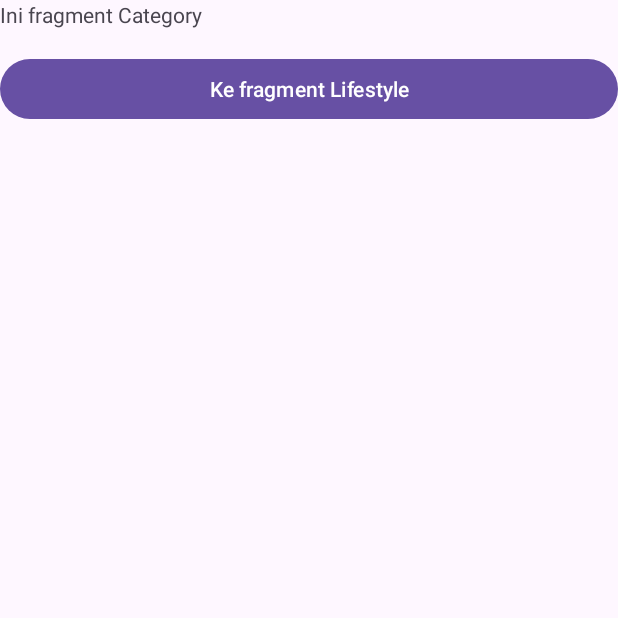
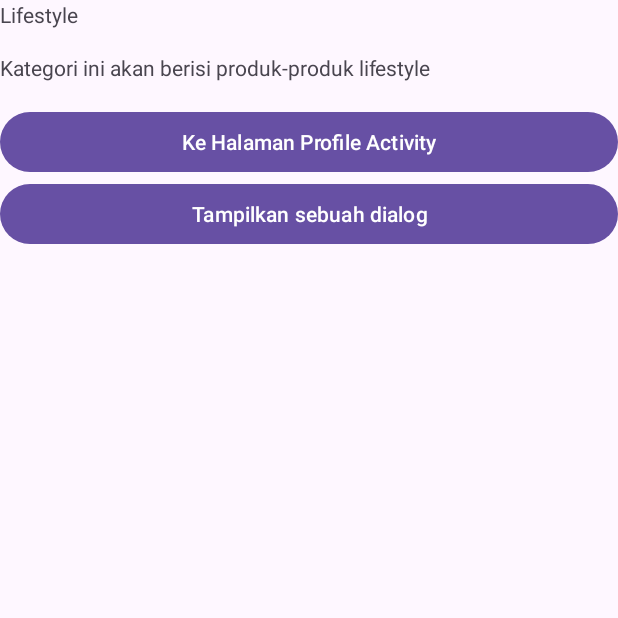
Before and after one commit to kisahtegar/FundamentalAndroid, an Android app: the fragment CategoryFragment placed in its activity, after a tap on "Ke fragment Lifestyle", on a phone screen of 412 x 824 dp, the top half of it. Run offline under Robolectric (Android 15) with nearby library versions, the phone set to English and light mode, and no system bars.

Commit message:
Send data between fragment

```diff
--- a/app/src/main/AndroidManifest.xml
+++ b/app/src/main/AndroidManifest.xml
@@ -13,6 +13,9 @@
         android:theme="@style/Theme.FundamentalAndroid"
         tools:targetApi="31">
         <activity
+            android:name=".ProfileActivity"
+            android:exported="false" />
+        <activity
             android:name=".MainActivity"
             android:exported="true">
             <intent-filter>
--- a/app/src/main/java/com/kisahcode/fundamentalandroid/CategoryFragment.kt
+++ b/app/src/main/java/com/kisahcode/fundamentalandroid/CategoryFragment.kt
@@ -39,7 +39,7 @@ class CategoryFragment : Fragment(), View.OnClickListener {
     override fun onViewCreated(view: View, savedInstanceState: Bundle?) {
         super.onViewCreated(view, savedInstanceState)
 
-        val btnDetailCategory: Button = view.findViewById<Button>(R.id.btn_detail_category)
+        val btnDetailCategory: Button = view.findViewById(R.id.btn_detail_category)
         btnDetailCategory.setOnClickListener(this)
     }
 
@@ -51,7 +51,30 @@ class CategoryFragment : Fragment(), View.OnClickListener {
     override fun onClick(v: View?) {
         // Check if the clicked view is the button for detailed category information
         if (v?.id == R.id.btn_detail_category) {
+            val detailCategoryFragment = DetailCategoryFragment()
 
+            // Create a Bundle to pass data to the DetailCategoryFragment
+            val bundle = Bundle()
+            bundle.putString(DetailCategoryFragment.EXTRA_NAME, "Lifestyle")
+
+            // Additional description to be passed to the DetailCategoryFragment
+            val description = "Kategori ini akan berisi produk-produk lifestyle"
+
+            // Set the arguments of the DetailCategoryFragment with the Bundle
+            detailCategoryFragment.arguments = bundle
+
+            // Set the description of the DetailCategoryFragment
+            detailCategoryFragment.description = description
+
+            // Begin a fragment transaction to replace the current fragment with the DetailCategoryFragment
+            val fragmentManager = parentFragmentManager
+            fragmentManager.beginTransaction().apply {
+                replace(R.id.frame_container, detailCategoryFragment, DetailCategoryFragment::class.java.simpleName)
+                // Add the transaction to the back stack to allow navigation back to the previous fragment
+                addToBackStack(null)
+                // Commit the transaction
+                commit()
+            }
         }
     }
 }
--- /dev/null
+++ b/app/src/main/java/com/kisahcode/fundamentalandroid/DetailCategoryFragment.kt
@@ -0,0 +1,109 @@
+package com.kisahcode.fundamentalandroid
+
+import android.content.Intent
+import android.os.Bundle
+import androidx.fragment.app.Fragment
+import android.view.LayoutInflater
+import android.view.View
+import android.view.ViewGroup
+import android.widget.Button
+import android.widget.TextView
+import android.widget.Toast
+
+/**
+ * A [Fragment] subclass representing the detailed category information screen.
+ * This fragment displays detailed information about a specific category, including its name and description.
+ */
+class DetailCategoryFragment : Fragment() {
+
+    private lateinit var tvCategoryName: TextView
+    private lateinit var tvCategoryDescription: TextView
+    private lateinit var btnProfile: Button
+    private lateinit var btnShowDialog: Button
+    var description: String? = null
+
+    companion object {
+        var EXTRA_NAME = "extra_name"
+        var EXTRA_DESCRIPTION = "extra_description"
+    }
+
+    /**
+     * Called to have the fragment instantiate its user interface view.
+     *
+     * @param inflater The LayoutInflater object that can be used to inflate any views in the fragment.
+     * @param container If non-null, this is the parent view that the fragment's UI should be attached to.
+     * @param savedInstanceState If non-null, this fragment is being re-constructed from a previous saved state as given here.
+     * @return Return the View for the fragment's UI, or null.
+     */
+    override fun onCreateView(
+        inflater: LayoutInflater,
+        container: ViewGroup?,
+        savedInstanceState: Bundle?
+    ): View? {
+        // Inflate the layout for this fragment
+        return inflater.inflate(R.layout.fragment_detail_category, container, false)
+    }
+
+    /**
+     * Called immediately after onCreateView() has returned, providing a view to this fragment's layout.
+     *
+     * @param view The View returned by onCreateView().
+     * @param savedInstanceState If non-null, this fragment is being re-constructed from a previous saved state as given here.
+     */
+    override fun onViewCreated(view: View, savedInstanceState: Bundle?) {
+        super.onViewCreated(view, savedInstanceState)
+
+        // Initialize views
+        tvCategoryName = view.findViewById(R.id.tv_category_name)
+        tvCategoryDescription = view.findViewById(R.id.tv_category_description)
+        btnProfile = view.findViewById(R.id.btn_profile)
+        btnShowDialog = view.findViewById(R.id.btn_show_dialog)
+
+        // Set click listener for the profile button to navigate to the profile activity
+        btnProfile.setOnClickListener{
+            val intent = Intent(requireContext(), ProfileActivity::class.java)
+            startActivity(intent)
+        }
+
+        // Set click listener for the show dialog button to display an option dialog
+        btnShowDialog.setOnClickListener{
+            val optionDialogFragment = OptionDialogFragment()
+
+            val fragmentManager = childFragmentManager
+            optionDialogFragment.show(fragmentManager, OptionDialogFragment::class.java.simpleName)
+        }
+
+        // Restore description from savedInstanceState if available
+        if (savedInstanceState != null) {
+            val descFromBundle = savedInstanceState.getString(EXTRA_DESCRIPTION)
+            description = descFromBundle
+        }
+
+        // Populate views with category name and description
+        if (arguments != null) {
+            val categoryName = arguments?.getString(EXTRA_NAME)
+            tvCategoryName.text = categoryName
+            tvCategoryDescription.text = description
+        }
+    }
+
+    /**
+     * Called to retrieve per-instance state from an activity before being killed.
+     * This method is called before onDestroy().
+     *
+     * @param outState Bundle in which to place your saved state.
+     */
+    override fun onSaveInstanceState(outState: Bundle) {
+        super.onSaveInstanceState(outState)
+
+        outState.putString(EXTRA_DESCRIPTION, description)
+    }
+
+
+    // Listener for the option dialog fragment
+    internal var optionDialogListener = object : OptionDialogFragment.OnOptionDialogListener {
+        override fun onOptionChosen(text: String?) {
+            Toast.makeText(requireActivity(), text, Toast.LENGTH_SHORT).show()
+        }
+    }
+}
--- /dev/null
+++ b/app/src/main/res/layout/fragment_detail_category.xml
@@ -0,0 +1,37 @@
+<?xml version="1.0" encoding="utf-8"?>
+<LinearLayout xmlns:android="http://schemas.android.com/apk/res/android"
+    xmlns:tools="http://schemas.android.com/tools"
+    android:layout_width="match_parent"
+    android:layout_height="match_parent"
+    android:orientation="vertical"
+    tools:context=".DetailCategoryFragment">
+
+    <TextView
+        android:id="@+id/tv_category_name"
+        android:layout_width="match_parent"
+        android:layout_height="wrap_content"
+        android:layout_marginBottom="16dp"
+        android:text="@string/category_name" />
+
+    <TextView
+        android:id="@+id/tv_category_description"
+        android:layout_width="match_parent"
+        android:layout_height="wrap_content"
+        android:layout_marginBottom="16dp"
+        android:text="@string/category_description" />
+
+    <Button
+        android:id="@+id/btn_profile"
+        android:layout_width="match_parent"
+        android:layout_height="wrap_content"
+        android:text="@string/to_profile" />
+
+    <Button
+        android:id="@+id/btn_show_dialog"
+        android:layout_width="match_parent"
+        android:layout_height="wrap_content"
+        android:text="@string/show_dialog" />
+
+
+
+</LinearLayout>
```
Also changed, not shown: app/src/main/java/com/kisahcode/fundamentalandroid/OptionDialogFragment.kt (added, +121 -0 lines), app/src/main/java/com/kisahcode/fundamentalandroid/ProfileActivity.kt (added, +21 -0 lines), app/src/main/res/layout/activity_profile.xml (added, +14 -0 lines), app/src/main/res/layout/fragment_option_dialog.xml (added, +71 -0 lines).
